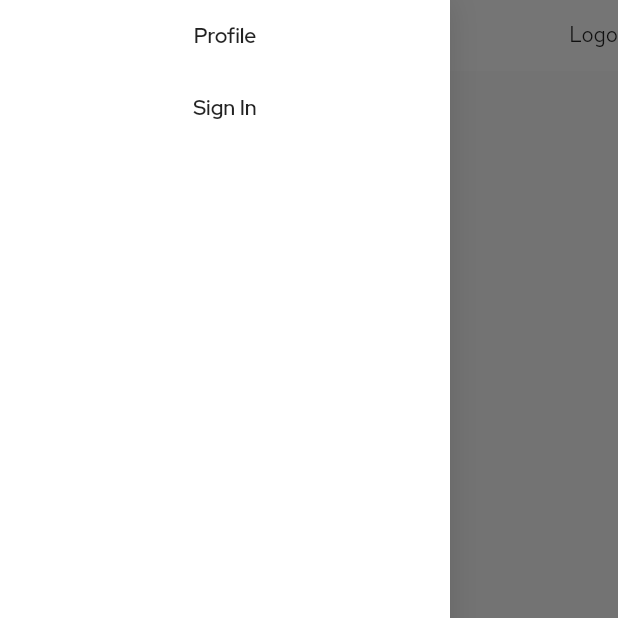
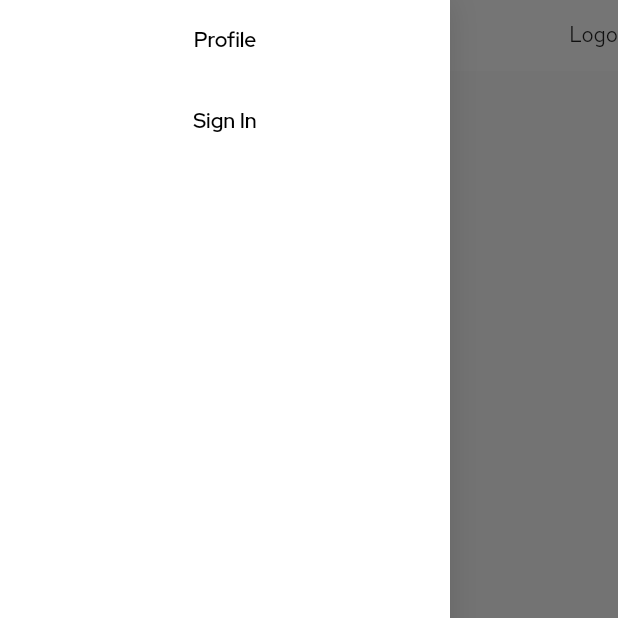
Before and after one commit to TudorBatica/Challenges, a Flutter app: the screen it shows after launch, with the side drawer open, on a phone screen of 412 x 824 dp, the top half of it. Run offline on Flutter 3.47's test engine with Material 2 defaults, Android fonts, the phone set to English and light mode, and no system bars; our stand-ins replace bloc, cloud_firestore, datetime_picker_formfield, equatable, firebase_auth, firebase_core and 6 more; accounts and stored records are empty.

Commit message:
improve sign in page and desktop navbar ui

```diff
--- a/lib/presentation/authentication/sign_in_page.dart
+++ b/lib/presentation/authentication/sign_in_page.dart
@@ -1,3 +1,4 @@
+import 'package:challengesapp/presentation/common/scaffold_with_background.dart';
 import 'package:flutter/material.dart';
 import 'package:flutter_bloc/flutter_bloc.dart';
 
@@ -12,8 +13,8 @@ class SignInPage extends StatelessWidget {
 
   @override
   Widget build(BuildContext context) {
-    return Scaffold(
-      body: BlocProvider(
+    return ScaffoldWithBackground(
+      child: BlocProvider(
         create: (_) => getIt<SignInCubit>(),
         child: SignInForm(),
       ),
--- a/lib/presentation/navigation/navigation_drawer.dart
+++ b/lib/presentation/navigation/navigation_drawer.dart
@@ -24,10 +24,14 @@ class NavigationDrawer extends StatelessWidget {
           NavigationItem(
             name: 'Profile',
             navigationPath: profileRoute,
+            textColor: Colors.black,
+            borderColor: Colors.white,
           ),
           NavigationItem(
             name: 'Sign In',
             navigationPath: signInRoute,
+            textColor: Colors.black,
+            borderColor: Colors.white,
           ),
         ],
       ),
--- a/lib/presentation/navigation/navigation_item.dart
+++ b/lib/presentation/navigation/navigation_item.dart
@@ -1,3 +1,4 @@
+import 'package:challengesapp/presentation/common/button_with_border.dart';
 import 'package:flutter/material.dart';
 
 import '../../application/navigation/navigation_service.dart';
@@ -14,22 +15,30 @@ class NavigationItem extends StatelessWidget {
   /// Background color
   final Color? color;
 
+  // ignore: public_member_api_docs
+  final Color borderColor;
+
+  // ignore: public_member_api_docs
+  final Color textColor;
+
   /// Constructor
   const NavigationItem(
-      {Key? key, required this.name, required this.navigationPath, this.color})
+      {Key? key,
+      required this.name,
+      required this.navigationPath,
+      this.color,
+      required this.borderColor,
+      required this.textColor})
       : super(key: key);
 
   @override
   Widget build(BuildContext context) {
-    return MaterialButton(
+    return ButtonWithBorder(
       onPressed: () => getIt<NavigationService>().navigateTo(navigationPath),
-      child: Container(
-        color: color,
-        child: Text(
-          name,
-          style: TextStyle(fontSize: 14),
-        ),
-      ),
+      text: name,
+      borderColor: borderColor,
+      textColor: textColor,
+      backgroundColor: color,
     );
   }
 }
```
Also changed, not shown: lib/presentation/authentication/sign_in_form.dart (+39 -14 lines), lib/presentation/navigation/navigation_bar_desktop.dart (+11 -3 lines).
